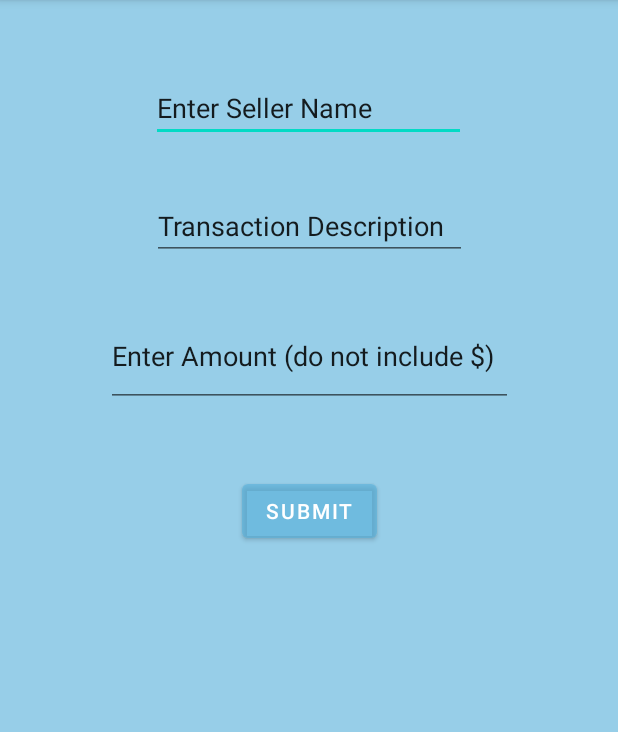
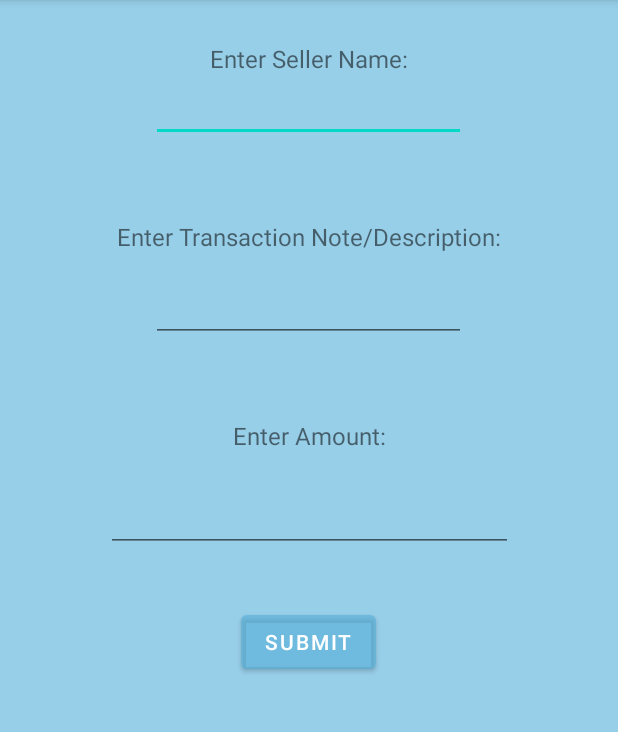
Before and after one commit to shauryamat20/AppDev1, an Android app: the newTransaction screen opened directly, with no data from a screen before it, on a phone screen of 412 x 824 dp, the part 84-816 px from its top. Run offline under Robolectric (Android 15) with nearby library versions, the phone set to English and light mode, and no system bars.

Commit message:
UI Update

```diff
--- a/app/src/main/res/layout/activity_new_transaction.xml
+++ b/app/src/main/res/layout/activity_new_transaction.xml
@@ -15,7 +15,6 @@
         android:layout_marginTop="49dp"
         android:ems="10"
         android:inputType="textPersonName"
-        android:text="Enter Seller Name"
         app:layout_constraintEnd_toEndOf="parent"
         app:layout_constraintHorizontal_bias="0.497"
         app:layout_constraintStart_toStartOf="parent"
@@ -25,11 +24,11 @@
         android:id="@+id/transactionNote"
         android:layout_width="210dp"
         android:layout_height="wrap_content"
-        android:layout_marginTop="33dp"
+        android:layout_marginTop="88dp"
         android:ems="10"
         android:inputType="textPersonName"
-        android:text="Transaction Description"
         app:layout_constraintEnd_toEndOf="parent"
+        app:layout_constraintHorizontal_bias="0.497"
         app:layout_constraintStart_toStartOf="parent"
         app:layout_constraintTop_toBottomOf="@+id/sellerName" />
 
@@ -37,10 +36,9 @@
         android:id="@+id/transactionAmount"
         android:layout_width="271dp"
         android:layout_height="68dp"
-        android:layout_marginTop="30dp"
+        android:layout_marginTop="72dp"
         android:ems="10"
         android:inputType="textPersonName"
-        android:text="Enter Amount (do not include $)"
         app:layout_constraintEnd_toEndOf="parent"
         app:layout_constraintStart_toStartOf="parent"
         app:layout_constraintTop_toBottomOf="@+id/transactionNote" />
@@ -49,12 +47,46 @@
         android:id="@+id/submitTransaction"
         android:layout_width="wrap_content"
         android:layout_height="wrap_content"
-        android:layout_marginTop="45dp"
+        android:layout_marginTop="36dp"
         android:clickable="true"
         android:onClick="addTransactionMethod"
         android:text="Submit"
         app:backgroundTint="#9E57B1DA"
         app:layout_constraintEnd_toEndOf="parent"
+        app:layout_constraintHorizontal_bias="0.498"
         app:layout_constraintStart_toStartOf="parent"
         app:layout_constraintTop_toBottomOf="@+id/transactionAmount" />
+
+    <TextView
+        android:id="@+id/textView"
+        android:layout_width="wrap_content"
+        android:layout_height="wrap_content"
+        android:layout_marginTop="28dp"
+        android:text="Enter Seller Name:"
+        android:textSize="16sp"
+        app:layout_constraintEnd_toEndOf="parent"
+        app:layout_constraintStart_toStartOf="parent"
+        app:layout_constraintTop_toTopOf="parent" />
+
+    <TextView
+        android:id="@+id/textView5"
+        android:layout_width="wrap_content"
+        android:layout_height="wrap_content"
+        android:layout_marginTop="52dp"
+        android:text="Enter Transaction Note/Description:"
+        android:textSize="16sp"
+        app:layout_constraintEnd_toEndOf="parent"
+        app:layout_constraintStart_toStartOf="parent"
+        app:layout_constraintTop_toBottomOf="@+id/sellerName" />
+
+    <TextView
+        android:id="@+id/textView7"
+        android:layout_width="wrap_content"
+        android:layout_height="wrap_content"
+        android:layout_marginTop="51dp"
+        android:text="Enter Amount:"
+        android:textSize="16sp"
+        app:layout_constraintEnd_toEndOf="parent"
+        app:layout_constraintStart_toStartOf="parent"
+        app:layout_constraintTop_toBottomOf="@+id/transactionNote" />
 </androidx.constraintlayout.widget.ConstraintLayout>
```
Also changed, not shown: app/src/main/java/com/example/androidappdev1/MainActivity.java (+9 -1 lines), app/src/main/java/com/example/androidappdev1/User.java (+21 -0 lines).
